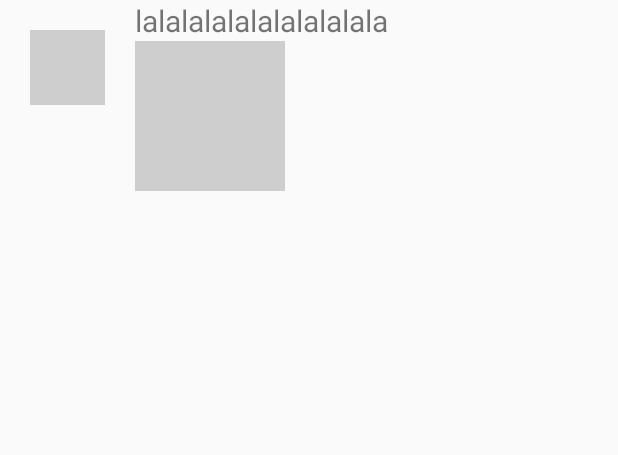
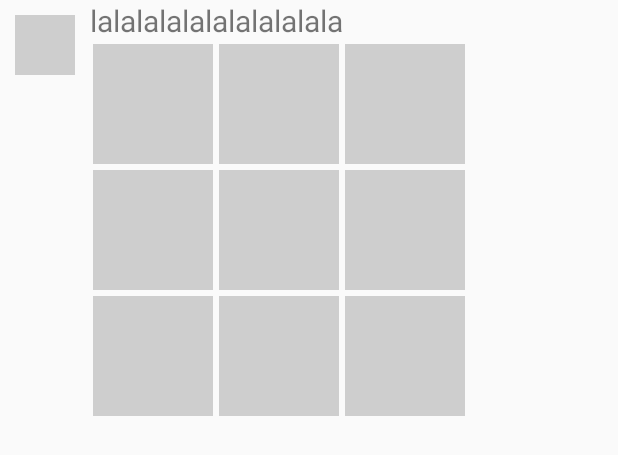
Before and after one commit to 2695483104/Android_Moments, an Android app: the layout single_moment.xml on its own in the app's theme, with its tools: preview values and no code run, on a phone screen of 412 x 824 dp. Shown: the top 455 px of the screen. Run offline under Robolectric (Android 15) with nearby library versions, the phone set to English and light mode, and no system bars.

Commit message:
did some UI in single_moment.xml & fix TextInputLayout-Failed to inflate ColorStateList

```diff
--- a/app/src/main/java/Model/MomentAdapter.java
+++ b/app/src/main/java/Model/MomentAdapter.java
@@ -8,6 +8,7 @@ import android.os.AsyncTask;
 import android.support.annotation.NonNull;
 import android.support.annotation.Nullable;
 import android.support.v4.util.LruCache;
+import android.util.Log;
 import android.view.LayoutInflater;
 import android.view.View;
 import android.view.ViewGroup;
@@ -63,6 +64,14 @@ public class MomentAdapter extends ArrayAdapter {
             viewHolder.icon = view.findViewById(R.id.icon);
             viewHolder.text = view.findViewById(R.id.momentText);
             viewHolder.image1 = view.findViewById(R.id.image1);
+            viewHolder.image2 = view.findViewById(R.id.image2);
+            viewHolder.image3 = view.findViewById(R.id.image3);
+            viewHolder.image4 = view.findViewById(R.id.image4);
+            viewHolder.image5 = view.findViewById(R.id.image5);
+            viewHolder.image6 = view.findViewById(R.id.image6);
+            viewHolder.image7 = view.findViewById(R.id.image7);
+            viewHolder.image8 = view.findViewById(R.id.image8);
+            viewHolder.image9 = view.findViewById(R.id.image9);
             view.setTag(viewHolder);
         }else{
             view = convertView;
@@ -77,10 +86,15 @@ public class MomentAdapter extends ArrayAdapter {
         //从JSON取数据
         String iconURL = null;
         String text = null;
+        String[] images ;
 //        String image1URL = null;
         try {
             iconURL = moment.getString("icon");
             text = moment.getString("text");
+//            images = (String[]) moment.get("images");//这是一个JSONArray 改服务端数据格式吧
+            Log.i("images",moment.get("images").toString());
+            //TODO 测试有没有转换成string数组
+//            Log.i("images字符数组",images.toString());
         } catch (JSONException e) {
             e.printStackTrace();
         }
@@ -103,6 +117,14 @@ public class MomentAdapter extends ArrayAdapter {
         ImageView icon;
         TextView text;
         ImageView image1;
+        ImageView image2;
+        ImageView image3;
+        ImageView image4;
+        ImageView image5;
+        ImageView image6;
+        ImageView image7;
+        ImageView image8;
+        ImageView image9;
     }
 
 
--- a/app/src/main/res/layout/activity_main.xml
+++ b/app/src/main/res/layout/activity_main.xml
@@ -112,7 +112,8 @@
             android:layout_marginBottom="10dp"
             android:gravity="center_vertical"
             android:id="@+id/registerNameLayout"
-            app:hintTextAppearance="@style/Hint">
+            app:hintTextAppearance="@style/Hint"
+            app:errorTextAppearance="@style/MyAppTheme.TextInputLayout">
 
             <EditText
                 android:id="@+id/registerName"
@@ -134,7 +135,8 @@
             android:layout_marginBottom="10dp"
             android:gravity="center_vertical"
             android:id="@+id/registerPasswordLayout"
-            app:hintTextAppearance="@style/Hint">
+            app:hintTextAppearance="@style/Hint"
+            app:errorTextAppearance="@style/MyAppTheme.TextInputLayout">
 
             <EditText
                 android:id="@+id/registerPassword"
@@ -156,7 +158,8 @@
             android:layout_marginBottom="10dp"
             android:gravity="center_vertical"
             android:id="@+id/registerPhoneLayout"
-            app:hintTextAppearance="@style/Hint">
+            app:hintTextAppearance="@style/Hint"
+            app:errorTextAppearance="@style/MyAppTheme.TextInputLayout">
 
             <EditText
                 android:id="@+id/registerPhone"
--- a/app/src/main/res/layout/single_moment.xml
+++ b/app/src/main/res/layout/single_moment.xml
@@ -2,12 +2,13 @@
 <LinearLayout xmlns:android="http://schemas.android.com/apk/res/android"
     android:layout_width="match_parent"
     android:layout_height="match_parent"
-    android:orientation="horizontal">
+    android:orientation="horizontal"
+    android:layout_marginBottom="5dp">
     <ImageView
         android:id="@+id/icon"
-        android:layout_width="50dp"
-        android:layout_height="50dp"
-        android:layout_margin="20dp"
+        android:layout_width="40dp"
+        android:layout_height="40dp"
+        android:layout_margin="10dp"
         android:src="#cecece"/>
     <LinearLayout
         android:layout_width="match_parent"
@@ -15,18 +16,90 @@
         android:orientation="vertical">
         <TextView
             android:id="@+id/momentText"
-            android:layout_width="wrap_content"
+            android:layout_width="match_parent"
             android:layout_height="wrap_content"
             android:textSize="20dp"
             android:maxLines="5"
+            android:layout_marginEnd="40dp"
             android:text="lalalalalalalalalalala"/>
-        <ImageView
-            android:id="@+id/image1"
-            android:layout_width="100dp"
-            android:layout_height="100dp"
-            android:src="#cecece"/>
+        <RelativeLayout
+            android:layout_width="match_parent"
+            android:layout_height="wrap_content">
+
+            <ImageView
+                android:id="@+id/image1"
+                android:layout_width="@dimen/moment_image"
+                android:layout_height="@dimen/moment_image"
+                android:layout_margin="2dp"
+                android:src="#cecece"
+                />
+            <ImageView
+                android:id="@+id/image2"
+                android:layout_width="@dimen/moment_image"
+                android:layout_height="@dimen/moment_image"
+                android:src="#cecece"
+                android:layout_margin="2dp"
+                android:layout_toRightOf="@+id/image1"/>
+            <ImageView
+                android:id="@+id/image3"
+                android:layout_width="@dimen/moment_image"
+                android:layout_height="@dimen/moment_image"
+                android:src="#cecece"
+                android:layout_margin="2dp"
+                android:layout_toRightOf="@id/image2"/>
+
+            <ImageView
+                android:id="@+id/image4"
+                android:layout_width="@dimen/moment_image"
+                android:layout_height="@dimen/moment_image"
+                android:layout_margin="2dp"
+                android:src="#cecece"
+                android:layout_below="@+id/image1"
+                />
+            <ImageView
+                android:id="@+id/image5"
+                android:layout_width="@dimen/moment_image"
+                android:layout_height="@dimen/moment_image"
+                android:src="#cecece"
+                android:layout_margin="2dp"
+                android:layout_below="@+id/image2"
+                android:layout_toRightOf="@+id/image4"/>
+            <ImageView
+                android:id="@+id/image6"
+                android:layout_width="@dimen/moment_image"
+                android:layout_height="@dimen/moment_image"
+                android:src="#cecece"
+                android:layout_margin="2dp"
+                android:layout_below="@+id/image3"
+                android:layout_toRightOf="@id/image5"/>
+
+            <ImageView
+                android:id="@+id/image7"
+                android:layout_width="@dimen/moment_image"
+                android:layout_height="@dimen/moment_image"
+                android:layout_margin="2dp"
+                android:src="#cecece"
+                android:layout_below="@id/image4"
+                />
+            <ImageView
+                android:id="@+id/image8"
+                android:layout_width="@dimen/moment_image"
+                android:layout_height="@dimen/moment_image"
+                android:src="#cecece"
+                android:layout_margin="2dp"
+                android:layout_below="@id/image5"
+                android:layout_toRightOf="@+id/image7"/>
+            <ImageView
+                android:id="@+id/image9"
+                android:layout_width="@dimen/moment_image"
+                android:layout_height="@dimen/moment_image"
+                android:src="#cecece"
+                android:layout_margin="2dp"
+                android:layout_below="@id/image6"
+                android:layout_toRightOf="@id/image8"/>
 
 
+        </RelativeLayout>
     </LinearLayout>
 
 
--- a/app/src/main/res/values/dimens.xml
+++ b/app/src/main/res/values/dimens.xml
@@ -2,4 +2,5 @@
     <dimen name="app_bar_height">180dp</dimen>
     <dimen name="fab_margin">16dp</dimen>
     <dimen name="text_margin">16dp</dimen>
+    <dimen name="moment_image">80dp</dimen>
 </resources>
--- a/app/src/main/res/values/styles.xml
+++ b/app/src/main/res/values/styles.xml
@@ -38,4 +38,9 @@
         <item name="colorAccent">@color/colorAccent</item>
     </style>
 
+    <style name="MyAppTheme.TextInputLayout" parent="@android:style/TextAppearance">
+        <item name="android:textColor">#ff5252</item>
+        <item name="android:textSize">12dp</item>
+    </style>
+
 </resources>
```
